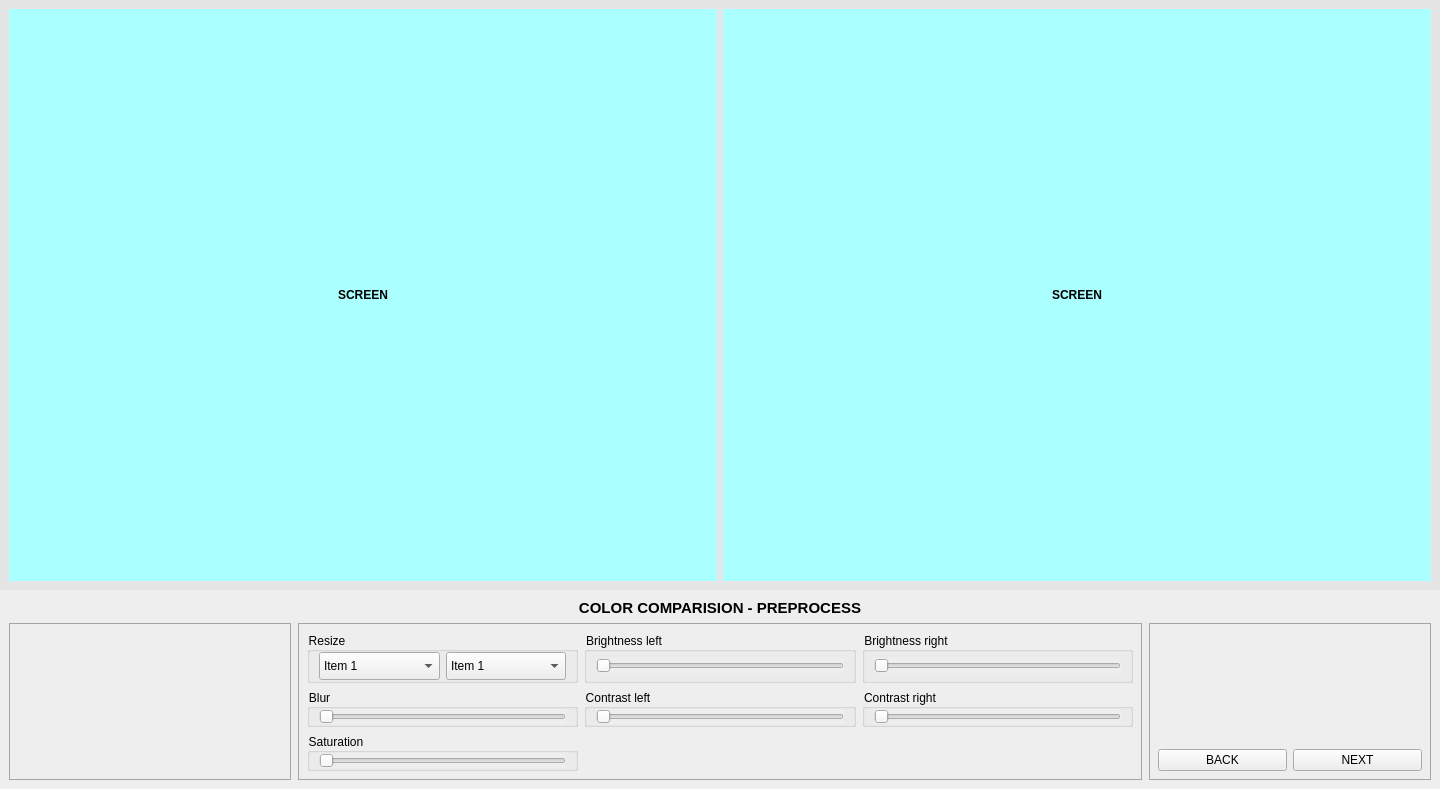
Old version of the form views/color_preprocess_config_screen.ui in the repository Shockmstr/FQCS_DesktopApp.
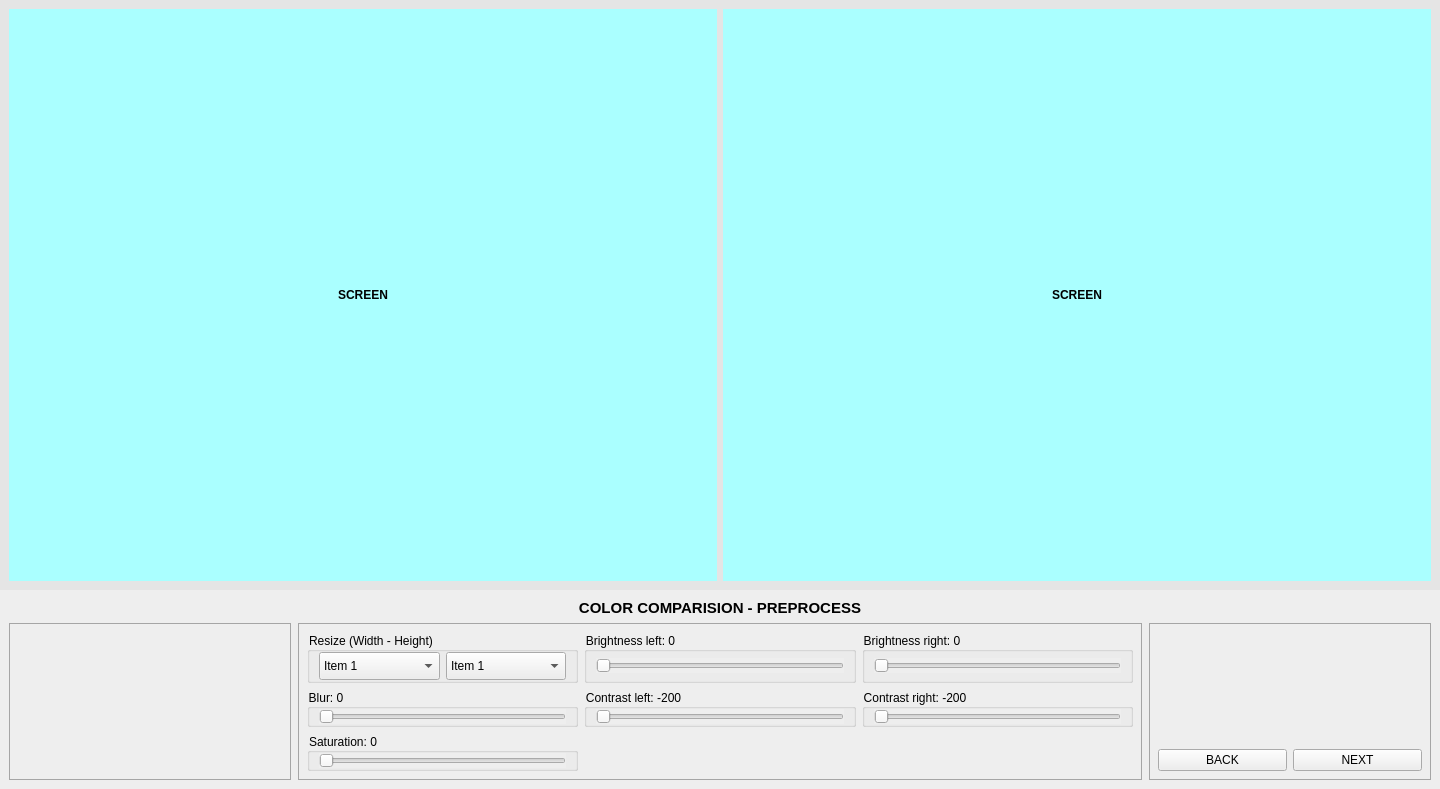
New version of the form.

Commit message: screen4 config added

What changed in the file:
```diff
--- a/views/color_preprocess_config_screen.ui
+++ b/views/color_preprocess_config_screen.ui
@@ -142,7 +142,7 @@
             <item row="0" column="0">
              <widget class="QGroupBox" name="groupCbbResize">
               <property name="title">
-               <string>Resize</string>
+               <string>Resize (Width - Height)</string>
               </property>
               <layout class="QHBoxLayout" name="horizontalLayout_4">
                <property name="topMargin">
@@ -203,7 +203,7 @@
             <item row="0" column="1">
              <widget class="QGroupBox" name="groupSldBrightLeft">
               <property name="title">
-               <string>Brightness left</string>
+               <string>Brightness left: 0</string>
               </property>
               <layout class="QVBoxLayout" name="verticalLayout_12">
                <property name="topMargin">
@@ -225,7 +225,7 @@
             <item row="1" column="1">
              <widget class="QGroupBox" name="groupSldConstrastLeft">
               <property name="title">
-               <string>Contrast left</string>
+               <string>Contrast left: -200</string>
               </property>
               <layout class="QVBoxLayout" name="verticalLayout_6">
                <property name="topMargin">
@@ -247,7 +247,7 @@
             <item row="0" column="2">
              <widget class="QGroupBox" name="groupSldBrightRight">
               <property name="title">
-               <string>Brightness right</string>
+               <string>Brightness right: 0</string>
               </property>
               <layout class="QVBoxLayout" name="verticalLayout_13">
                <property name="topMargin">
@@ -269,7 +269,7 @@
             <item row="1" column="0">
              <widget class="QGroupBox" name="groupSldBlur">
               <property name="title">
-               <string>Blur</string>
+               <string>Blur: 0</string>
               </property>
               <layout class="QVBoxLayout" name="verticalLayout_3">
                <property name="topMargin">
@@ -291,7 +291,7 @@
             <item row="2" column="0">
              <widget class="QGroupBox" name="groupSldSaturation">
               <property name="title">
-               <string>Saturation</string>
+               <string>Saturation: 0</string>
               </property>
               <layout class="QVBoxLayout" name="verticalLayout_4">
                <property name="topMargin">
@@ -313,7 +313,7 @@
             <item row="1" column="2">
              <widget class="QGroupBox" name="groupSldConstrastRight">
               <property name="title">
-               <string>Contrast right</string>
+               <string>Contrast right: -200</string>
               </property>
               <layout class="QVBoxLayout" name="verticalLayout_7">
                <property name="topMargin">
```
Left out of the diff: 33 changed lines with no effect on the pictures. The commit also changes 2 other files.
